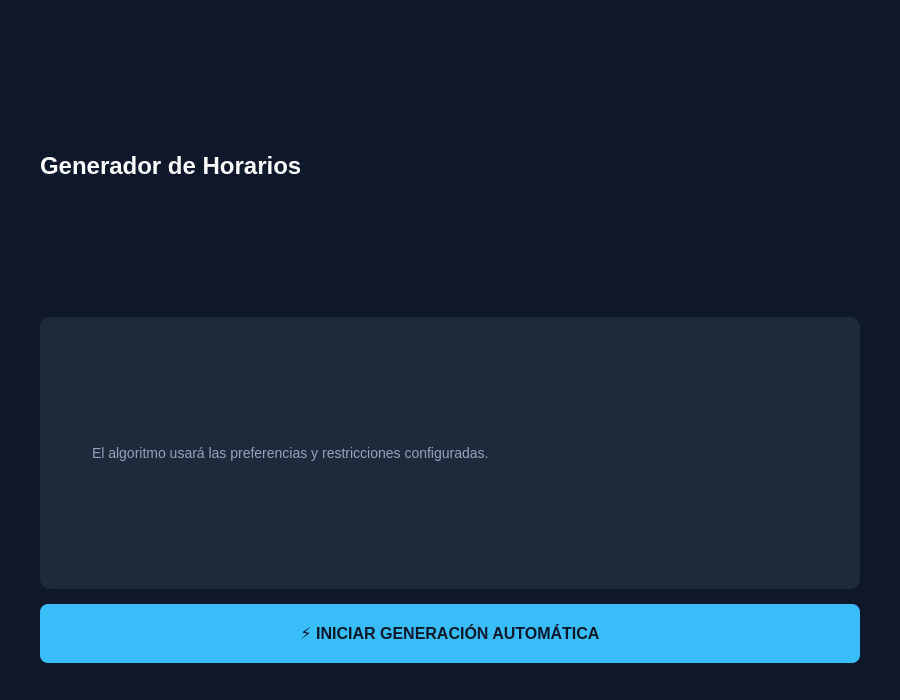
First picture: the form in ui/pages/pagina_generador.ui, repository moramirete/generadorHorarios, before the edit.
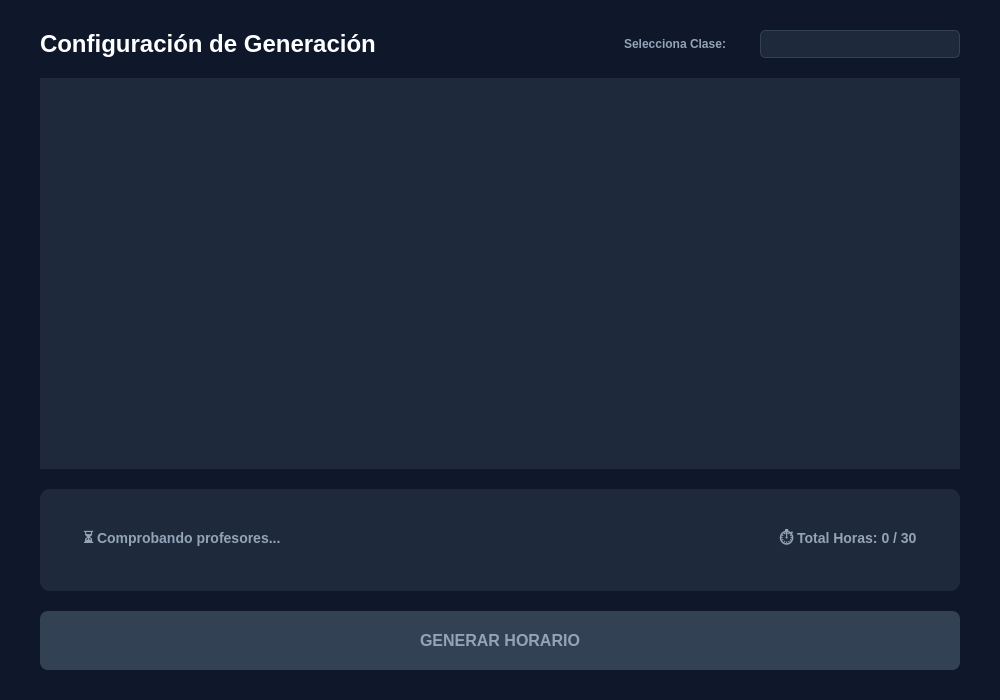
Second picture: the form after the edit.

Commit message: Algoritmo y Horarios a medias

Patch:
```diff
--- a/ui/pages/pagina_generador.ui
+++ b/ui/pages/pagina_generador.ui
@@ -2,15 +2,151 @@
 <ui version="4.0">
  <class>Form</class>
  <widget class="QWidget" name="Form">
-  <property name="geometry"><rect><x>0</x><y>0</y><width>900</width><height>700</height></rect></property>
-  <property name="styleSheet"><string>QWidget { background-color: #0f172a; color: white; }</string></property>
+  <property name="geometry">
+   <rect>
+    <x>0</x>
+    <y>0</y>
+    <width>1000</width>
+    <height>700</height>
+   </rect>
+  </property>
+  <property name="styleSheet">
+   <string>QWidget { background-color: #0f172a; color: white; font-family: 'Segoe UI'; }</string>
+  </property>
   <layout class="QVBoxLayout" name="verticalLayout">
-   <property name="spacing"><number>15</number></property>
-   <property name="leftMargin"><number>40</number></property><property name="topMargin"><number>30</number></property><property name="rightMargin"><number>40</number></property><property name="bottomMargin"><number>30</number></property>
-   <item><widget class="QLabel" name="labelTitle"><property name="text"><string>Generador de Horarios</string></property><property name="styleSheet"><string>font-size: 24px; font-weight: bold;</string></property></widget></item>
-   <item><widget class="QFrame" name="frameInfo"><property name="styleSheet"><string>background-color: #1e293b; border-radius: 10px; padding: 20px;</string></property><layout class="QVBoxLayout" name="vl_info"><item><widget class="QLabel" name="lblInfo"><property name="text"><string>El algoritmo usará las preferencias y restricciones configuradas.</string></property><property name="styleSheet"><string>color: #94a3b8; font-size: 14px; border: none;</string></property></widget></item></layout></widget></item>
-   <item><widget class="QPushButton" name="btnLanzarGenerador"><property name="text"><string>⚡ INICIAR GENERACIÓN AUTOMÁTICA</string></property><property name="cursor"><cursorShape>PointingHandCursor</cursorShape></property><property name="styleSheet"><string>QPushButton { background-color: #38bdf8; color: #0f172a; font-weight: bold; padding: 20px; border-radius: 8px; font-size: 16px; } QPushButton:hover { background-color: #7dd3fc; }</string></property></widget></item>
-   <item><spacer name="verticalSpacer"><property name="orientation"><enum>Qt::Vertical</enum></property></spacer></item>
+   <property name="spacing">
+    <number>20</number>
+   </property>
+   <property name="leftMargin">
+    <number>40</number>
+   </property>
+   <property name="topMargin">
+    <number>30</number>
+   </property>
+   <property name="rightMargin">
+    <number>40</number>
+   </property>
+   <property name="bottomMargin">
+    <number>30</number>
+   </property>
+   <item>
+    <layout class="QHBoxLayout" name="hl_top">
+     <item>
+      <widget class="QLabel" name="labelTitle">
+       <property name="styleSheet">
+        <string>font-size: 24px; font-weight: bold;</string>
+       </property>
+       <property name="text">
+        <string>Configuración de Generación</string>
+       </property>
+      </widget>
+     </item>
+     <item>
+      <spacer name="hs1">
+       <property name="orientation">
+        <enum>Qt::Horizontal</enum>
+       </property>
+       <property name="sizeHint" stdset="0">
+        <size>
+         <width>0</width>
+         <height>0</height>
+        </size>
+       </property>
+      </spacer>
+     </item>
+     <item>
+      <widget class="QLabel" name="lblSel">
+       <property name="styleSheet">
+        <string>color: #94a3b8; font-weight: bold; margin-right: 10px;</string>
+       </property>
+       <property name="text">
+        <string>Selecciona Clase:</string>
+       </property>
+      </widget>
+     </item>
+     <item>
+      <widget class="QComboBox" name="comboCiclos">
+       <property name="minimumSize">
+        <size>
+         <width>200</width>
+         <height>0</height>
+        </size>
+       </property>
+       <property name="styleSheet">
+        <string>QComboBox { background-color: #1e293b; border: 1px solid #334155; padding: 5px 10px; border-radius: 5px; color: white; } QComboBox::drop-down { border: none; }</string>
+       </property>
+      </widget>
+     </item>
+    </layout>
+   </item>
+   <item>
+    <widget class="QTableWidget" name="tablaResumen">
+     <property name="styleSheet">
+      <string>QTableWidget { background-color: #1e293b; border: none; gridline-color: #334155; } QHeaderView::section { background-color: #0f172a; padding: 8px; border-bottom: 2px solid #334155; font-weight: bold; color: #94a3b8; }</string>
+     </property>
+     <property name="selectionMode">
+      <enum>QAbstractItemView::NoSelection</enum>
+     </property>
+    </widget>
+   </item>
+   <item>
+    <widget class="QFrame" name="frameValidacion">
+     <property name="styleSheet">
+      <string>background-color: #1e293b; border-radius: 10px; padding: 15px;</string>
+     </property>
+     <layout class="QHBoxLayout" name="hl_val">
+      <item>
+       <widget class="QLabel" name="lblCheckProfes">
+        <property name="styleSheet">
+         <string>font-size: 14px; font-weight: bold; color: #94a3b8;</string>
+        </property>
+        <property name="text">
+         <string>⏳ Comprobando profesores...</string>
+        </property>
+       </widget>
+      </item>
+      <item>
+       <spacer name="hs2">
+        <property name="orientation">
+         <enum>Qt::Horizontal</enum>
+        </property>
+        <property name="sizeHint" stdset="0">
+         <size>
+          <width>0</width>
+          <height>0</height>
+         </size>
+        </property>
+       </spacer>
+      </item>
+      <item>
+       <widget class="QLabel" name="lblCheckHoras">
+        <property name="styleSheet">
+         <string>font-size: 14px; font-weight: bold; color: #94a3b8;</string>
+        </property>
+        <property name="text">
+         <string>⏱ Total Horas: 0 / 30</string>
+        </property>
+       </widget>
+      </item>
+     </layout>
+    </widget>
+   </item>
+   <item>
+    <widget class="QPushButton" name="btnLanzarGenerador">
+     <property name="enabled">
+      <bool>false</bool>
+     </property>
+     <property name="cursor">
+      <cursorShape>ForbiddenCursor</cursorShape>
+     </property>
+     <property name="styleSheet">
+      <string>QPushButton { background-color: #334155; color: #94a3b8; font-weight: bold; padding: 20px; border-radius: 8px; font-size: 16px; } QPushButton:enabled { background-color: #38bdf8; color: #0f172a; } QPushButton:enabled:hover { background-color: #7dd3fc; }</string>
+     </property>
+     <property name="text">
+      <string>GENERAR HORARIO</string>
+     </property>
+    </widget>
+   </item>
   </layout>
  </widget>
  <resources/>
```
The commit also changes 8 other files.
